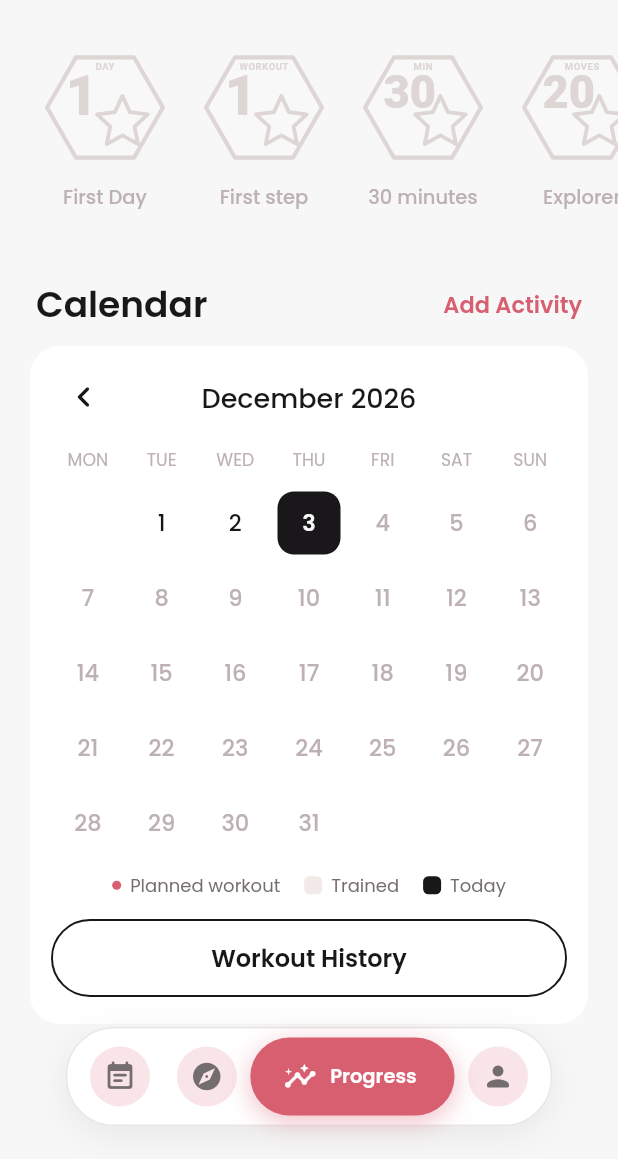
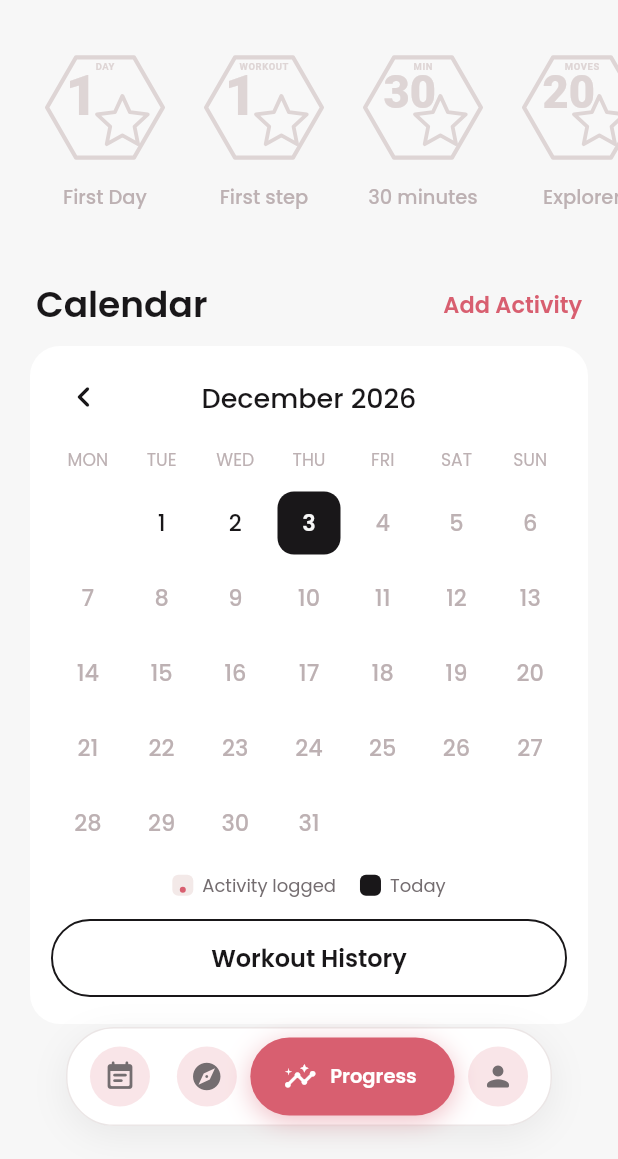
Before and after one commit to hanan-mazhar-01/calisthetics, a Flutter app: the AppShell screen opened by its route, item 3 of the bottom bar chosen, scrolled down 576 dp, on a phone screen of 412 x 824 dp, the part 77-1236 px from its top. Run offline on Flutter 3.47's test engine with Material 3 defaults, Android fonts, the phone set to English and light mode, and no system bars; our stand-ins replace audioplayers, cached_network_image, cloud_firestore, firebase_auth, firebase_core, flutter_cache_manager and 10 more; missing offline and left inert: purchases_flutter; accounts and stored records are empty; network calls fail.

Commit message:
Calendar shows only logged activity: no plan dots, dot on active days

```diff
--- a/lib/features/calendar/presentation/widgets/calendar_section.dart
+++ b/lib/features/calendar/presentation/widgets/calendar_section.dart
@@ -5,14 +5,14 @@ import '../../../../core/theme/app_typography.dart';
 import '../../../user/domain/completed_session.dart';
 import '../../domain/activity_log.dart';
 
-/// "Calendar — Add Activity", a month you can page through (days she trained
-/// are shaded, today is dark), and a Workout History button.
+/// "Calendar — Add Activity", a month you can page through (days with
+/// logged activity are shaded with a dot, today is dark), and a Workout
+/// History button.
 class CalendarSection extends StatefulWidget {
   const CalendarSection({
     super.key,
     required this.history,
     required this.today,
-    required this.planned,
     required this.onAdd,
     required this.onDay,
     required this.onHistory,
@@ -20,9 +20,6 @@ class CalendarSection extends StatefulWidget {
 
   final List<CompletedSession> history;
   final DateTime today;
-
-  /// Days of the current month that are planned training days still to come.
-  final Set<int> planned;
   final VoidCallback onAdd;
   final ValueChanged<DateTime> onDay;
   final VoidCallback onHistory;
@@ -173,7 +170,6 @@ class _CalendarSectionState extends State<CalendarSection> {
                     month: _month,
                     today: widget.today,
                     history: widget.history,
-                    planned: _atCurrent ? widget.planned : const {},
                     onDay: widget.onDay,
                   ),
                 ),
@@ -254,14 +250,12 @@ class _MonthGrid extends StatelessWidget {
     required this.month,
     required this.today,
     required this.history,
-    required this.planned,
     required this.onDay,
   });
 
   final DateTime month;
   final DateTime today;
   final List<CompletedSession> history;
-  final Set<int> planned;
   final ValueChanged<DateTime> onDay;
 
   @override
@@ -335,13 +329,17 @@ class _MonthGrid extends StatelessWidget {
                                             : FontWeight.w500,
                                       ),
                                     ),
-                                    if (planned.contains(day) && !done)
+                                    // A dot under each day with logged
+                                    // activity (a workout or one added).
+                                    if (done)
                                       Container(
                                         width: 4,
                                         height: 4,
                                         margin: const EdgeInsets.only(top: 2),
                                         decoration: BoxDecoration(
-                                          color: c.accent,
+                                          color: isToday
+                                              ? c.background
+                                              : c.accent,
                                           shape: BoxShape.circle,
                                         ),
                                       ),
@@ -362,8 +360,8 @@ class _MonthGrid extends StatelessWidget {
   }
 }
 
-/// What the marks mean: a dot is a training day of the plan still to come,
-/// a grey square a day with logged activity, the dark square today.
+/// What the marks mean: a dot (on a shaded day) is logged activity, the
+/// dark square is today. Nothing is shown for days not trained yet.
 class _Legend extends StatelessWidget {
   const _Legend();
 
@@ -378,28 +376,29 @@ class _Legend extends StatelessWidget {
         Text(label, style: AppTypography.body(c.textSecondary, fontSize: 12)),
       ],
     );
-    Widget square(Color color) => Container(
-      width: 12,
-      height: 12,
+    Widget square(Color color, {Color? dot}) => Container(
+      width: 14,
+      height: 14,
+      alignment: Alignment.bottomCenter,
+      padding: const EdgeInsets.only(bottom: 2),
       decoration: BoxDecoration(
         color: color,
-        borderRadius: BorderRadius.circular(3.5),
+        borderRadius: BorderRadius.circular(4),
       ),
+      child: dot == null
+          ? null
+          : Container(
+              width: 4,
+              height: 4,
+              decoration: BoxDecoration(color: dot, shape: BoxShape.circle),
+            ),
     );
     return Wrap(
       alignment: WrapAlignment.center,
       spacing: 16,
       runSpacing: 6,
       children: [
-        item(
-          Container(
-            width: 6,
-            height: 6,
-            decoration: BoxDecoration(color: c.accent, shape: BoxShape.circle),
-          ),
-          'Planned workout',
-        ),
-        item(square(c.surfaceMuted), 'Trained'),
+        item(square(c.surfaceMuted, dot: c.accent), 'Activity logged'),
         item(square(c.textPrimary), 'Today'),
       ],
     );
--- a/lib/features/progress/domain/progress_models.dart
+++ b/lib/features/progress/domain/progress_models.dart
@@ -1,5 +1,4 @@
 import '../../exercises/domain/exercise_lookup.dart';
-import '../../plan/domain/plan_timeline.dart';
 import '../../plans/domain/plan_builder.dart';
 import '../../profile/domain/achievement_evaluator.dart';
 import '../../profile/domain/profile_stats.dart';
@@ -85,22 +84,6 @@ List<StreakDay> weekStrip({
 }
 
 // ── Calendar ────────────────────────────────────────────────────────
-
-/// Days (1-based) of [today]'s month that are still planned training days:
-/// strictly after today, from the plan's timeline.
-Set<int> plannedDaysInMonth(PlanTimeline? timeline, DateTime today) {
-  if (timeline == null) return const {};
-  final t = _date(today);
-  return {
-    for (final p in timeline.phases)
-      for (final d in p.days)
-        if (d.date.year == t.year &&
-            d.date.month == t.month &&
-            d.date.isAfter(t) &&
-            d.status != TimelineStatus.done)
-          d.date.day,
-  };
-}
 
 /// Finished workouts (not days) in [today]'s month.
 int workoutsInMonth(List<CompletedSession> history, DateTime today) => history
--- a/lib/features/progress/presentation/screens/progress_screen.dart
+++ b/lib/features/progress/presentation/screens/progress_screen.dart
@@ -10,7 +10,6 @@ import '../../../calendar/presentation/screens/day_activity_screen.dart';
 import '../../../calendar/presentation/widgets/add_activity_sheet.dart';
 import '../../../calendar/presentation/widgets/calendar_section.dart';
 import '../../../achievements/presentation/widgets/achievements_row.dart';
-import '../../../plan/presentation/providers/plan_providers.dart';
 import '../../../profile/presentation/providers/profile_providers.dart';
 import '../../../user/presentation/providers/user_providers.dart';
 import '../../domain/progress_models.dart';
@@ -29,7 +28,6 @@ class ProgressScreen extends ConsumerWidget {
     final stats = ref.watch(userStatsProvider);
     final history = ref.watch(historyProvider);
     final today = ref.watch(clockProvider)();
-    final timeline = ref.watch(planTimelineProvider);
     final plank = PlankTrend.from(ref.watch(plankHistoryProvider));
     final bottom = MediaQuery.paddingOf(context).bottom + 24;
 
@@ -89,7 +87,6 @@ class ProgressScreen extends ConsumerWidget {
             (i) => CalendarSection(
               history: history,
               today: today,
-              planned: plannedDaysInMonth(timeline, today),
               onAdd: () => showAddActivity(context),
               onDay: (d) => Navigator.of(context).push(
                 MaterialPageRoute<void>(
```
Also changed, not shown: 4 other files.
